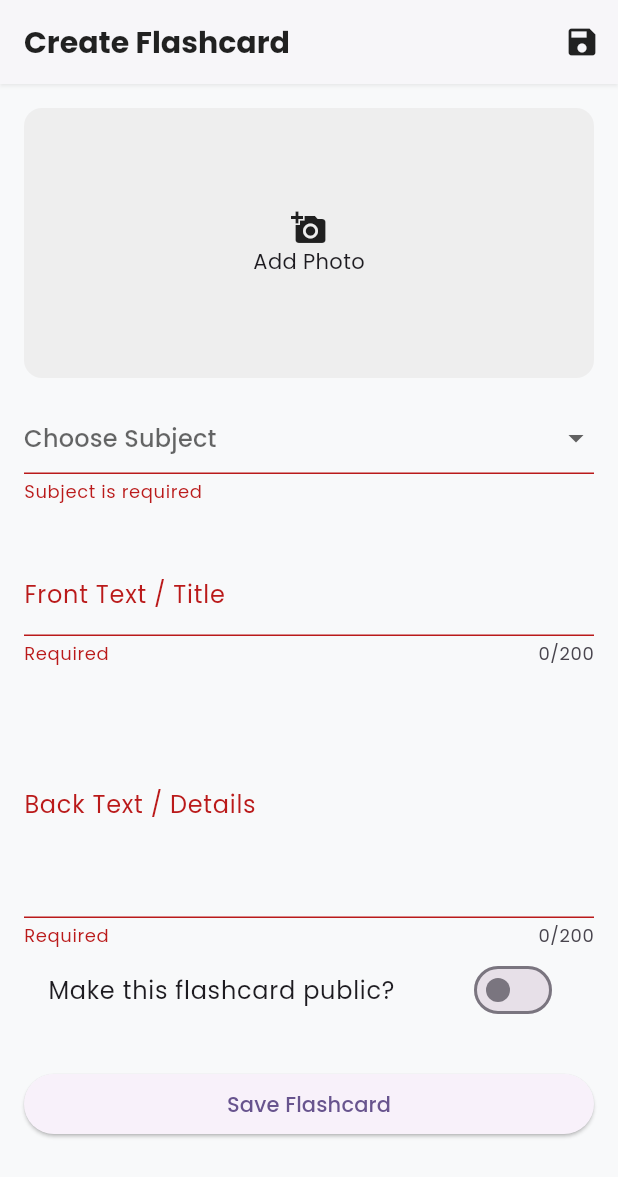
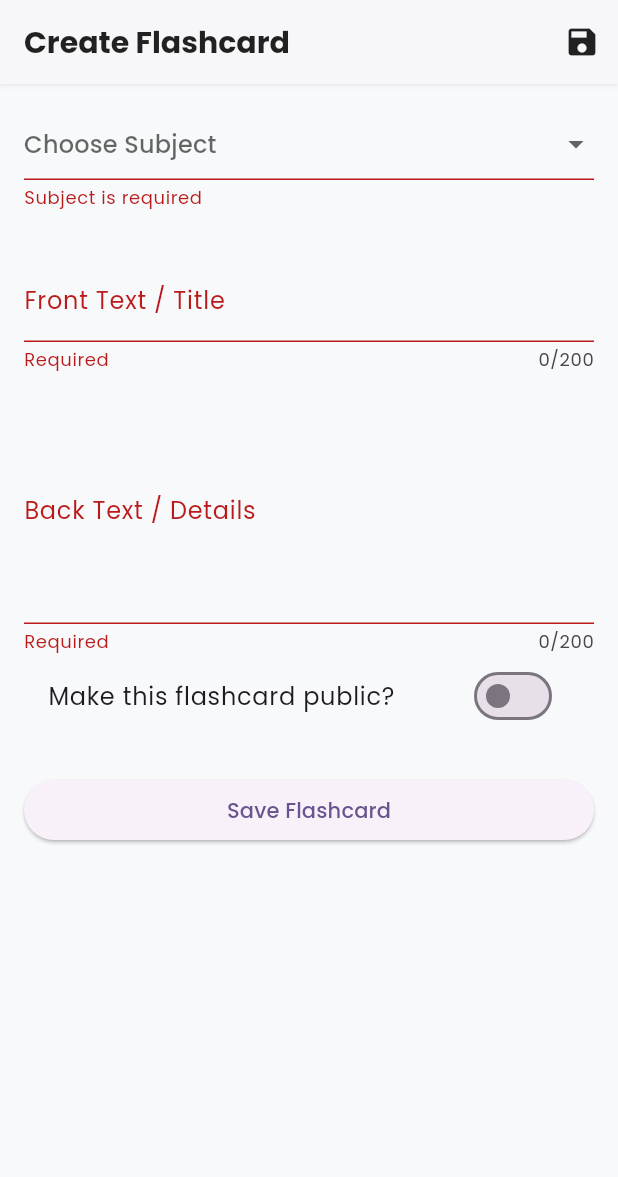
Before and after one commit to opkukna1/chetegram, a Flutter app: the AddFlashcardScreen screen opened by its route, after a tap on "Save Flashcard", on a phone screen of 412 x 824 dp. Shown: the top 1177 px of the screen. Run offline on Flutter 3.47's test engine with Material 3 defaults, Android fonts, the phone set to English and light mode, and no system bars; our stand-ins replace cloud_firestore, firebase_auth, firebase_core, fl_chart, flutter_heatmap_calendar, go_router and 2 more; accounts and stored records are empty.

Commit message:
Update add_flashcard_screen.dart

```diff
--- a/lib/screens/add_flashcard_screen.dart
+++ b/lib/screens/add_flashcard_screen.dart
@@ -1,12 +1,9 @@
-import 'dart:io';
 import 'package:chetegram/models/flashcard_model.dart';
 import 'package:chetegram/services/firestore_service.dart';
-import 'package:chetegram/services/storage_service.dart';
 import 'package:cloud_firestore/cloud_firestore.dart';
 import 'package:firebase_auth/firebase_auth.dart';
 import 'package:flutter/material.dart';
 import 'package:go_router/go_router.dart';
-import 'package:image_picker/image_picker.dart';
 
 class AddFlashcardScreen extends StatefulWidget {
   const AddFlashcardScreen({super.key});
@@ -20,12 +17,10 @@ class _AddFlashcardScreenState extends State<AddFlashcardScreen> {
   final _frontController = TextEditingController();
   final _backController = TextEditingController();
   final FirestoreService _firestoreService = FirestoreService();
-  final StorageService _storageService = StorageService();
 
   String? _selectedSubject;
   String? _selectedTopic;
   bool _isPublic = false;
-  File? _imageFile;
   bool _isLoading = false;
 
   final Map<String, List<String>> _subjectsAndTopics = {
@@ -48,48 +43,22 @@ class _AddFlashcardScreenState extends State<AddFlashcardScreen> {
 
   String _colorToHex(Color color) => '#${color.value.toRadixString(16).substring(2)}';
 
-  Future<void> _pickImage() async {
-    final picker = ImagePicker();
-    final pickedFile = await picker.pickImage(source: ImageSource.gallery);
-    if (pickedFile != null) {
-      setState(() {
-        _imageFile = File(pickedFile.path);
-      });
-    }
-  }
-
   Future<void> _submitFlashcard() async {
     if (_formKey.currentState!.validate()) {
       setState(() => _isLoading = true);
 
       final user = FirebaseAuth.instance.currentUser;
-      if (user == null) {
-        setState(() => _isLoading = false);
-        return;
-      }
-
-      String imageUrl = '';
-      if (_imageFile != null) {
-        final downloadUrl = await _storageService.uploadImage(
-          'flashcard_images/${user.uid}/${DateTime.now().millisecondsSinceEpoch}',
-          _imageFile!
-        );
-        if (downloadUrl != null) {
-          imageUrl = downloadUrl;
-        }
-      }
+      if (user == null) return;
 
       final newFlashcard = Flashcard(
         creatorId: user.uid,
         creatorName: user.displayName ?? 'Anonymous',
-        creatorPicUrl: user.photoURL ?? '',
         subject: _selectedSubject!,
         topic: _selectedTopic!,
         frontText: _frontController.text,
         backText: _backController.text,
         colorHex: _colorToHex(_selectedColor),
         isPublic: _isPublic,
-        imageUrl: imageUrl,
         createdAt: Timestamp.now(),
       );
 
@@ -121,23 +90,6 @@ class _AddFlashcardScreenState extends State<AddFlashcardScreen> {
               child: Column(
                 crossAxisAlignment: CrossAxisAlignment.stretch,
                 children: [
-                  GestureDetector(
-                    onTap: _pickImage,
-                    child: Container(
-                      height: 180,
-                      width: double.infinity,
-                      decoration: BoxDecoration(
-                        color: Colors.grey.shade200,
-                        borderRadius: BorderRadius.circular(12),
-                        image: _imageFile != null ? DecorationImage(image: FileImage(_imageFile!), fit: BoxFit.cover) : null,
-                      ),
-                      child: _imageFile == null
-                        ? const Center(child: Column(mainAxisAlignment: MainAxisAlignment.center, children: [Icon(Icons.add_a_photo), Text("Add Photo")]))
-                        : null,
-                    ),
-                  ),
-                  const SizedBox(height: 16),
-
                   DropdownButtonFormField<String>(
                     value: _selectedSubject,
                     hint: const Text('Choose Subject'),
```
